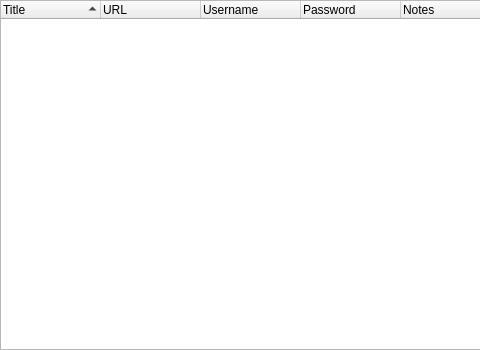
Above: silverlock/entrytablewidget.ui from petroules/silverlock before the change; both pictures show x 0 to 480 and y 0 to 350 of the 705 by 350 pixel window. Below: the same form after it.
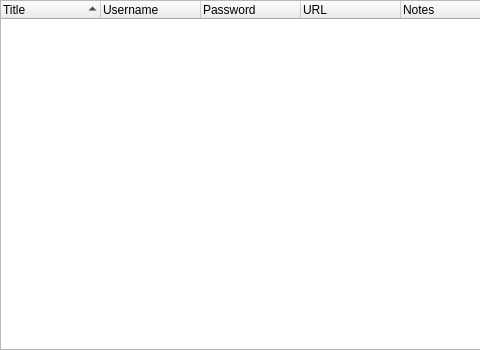
That is the form after the change.

The edit to the form file:
```diff
--- a/silverlock/entrytablewidget.ui
+++ b/silverlock/entrytablewidget.ui
@@ -55,11 +55,6 @@
            <string>Title</string>
           </property>
          </column>
-         <column>
-          <property name="text">
-           <string notr="true">URL</string>
-          </property>
-         </column>
          <column>
           <property name="text">
            <string>Username</string>
@@ -70,6 +65,11 @@
            <string>Password</string>
           </property>
          </column>
+         <column>
+          <property name="text">
+           <string notr="true">URL</string>
+          </property>
+         </column>
          <column>
           <property name="text">
            <string>Notes</string>
```
